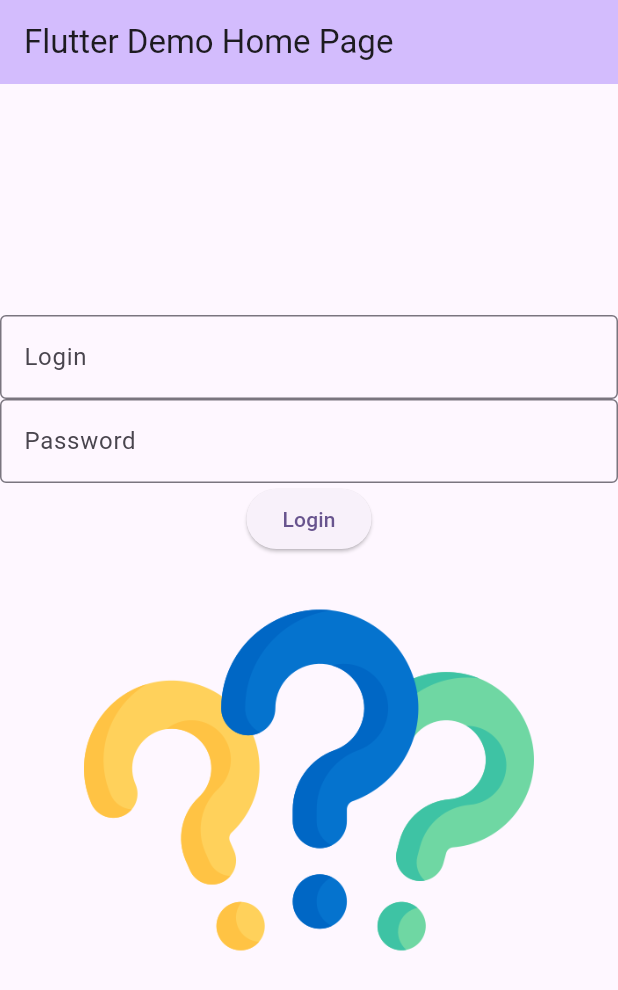
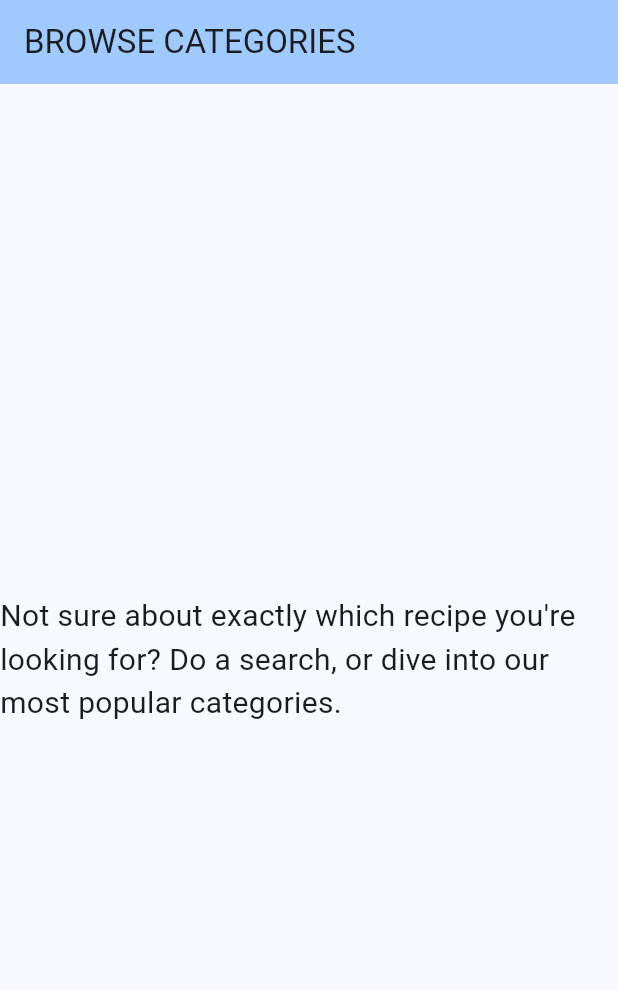
Before and after one commit to sidneytw/my_cst2335_labs, a Flutter app: the screen it shows after launch, on a phone screen of 412 x 824 dp. Shown: the top 990 px of the screen. Run offline on Flutter 3.47's test engine with Material 3 defaults, Android fonts, the phone set to English and light mode, and no system bars.

Commit message:
added title

```diff
--- a/lib/main.dart
+++ b/lib/main.dart
@@ -13,20 +13,8 @@ class MyApp extends StatelessWidget {
     return MaterialApp(
       title: 'Flutter Demo',
       theme: ThemeData(
-        // This is the theme of your application.
-        // TRY THIS: Try running your application with "flutter run". You'll see
-        // the application has a purple toolbar. Then, without quitting the app,
-        // try changing the seedColor in the colorScheme below to Colors.green
-        // and then invoke "hot reload" (save your changes or press the "hot
-        // reload" button in a Flutter-supported IDE, or press "r" if you used
-        // the command line to start the app).
-        // Notice that the counter didn't reset back to zero; the application
-        // state is not lost during the reload. To reset the state, use hot
-        // restart instead.
-        //
-        // This works for code too, not just values: Most code changes can be
-        // tested with just a hot reload.
-        colorScheme: ColorScheme.fromSeed(seedColor: Colors.deepPurple),
+
+        colorScheme: ColorScheme.fromSeed(seedColor: Colors.blue),
         useMaterial3: true,
       ),
       home: const MyHomePage(title: 'Flutter Demo Home Page'),
@@ -35,16 +23,6 @@ class MyApp extends StatelessWidget {
 }
 class MyHomePage extends StatefulWidget {
   const MyHomePage({super.key, required this.title});
-
-  // This widget is the home page of your application. It is stateful, meaning
-  // that it has a State object (defined below) that contains fields that affect
-  // how it looks.
-
-  // This class is the configuration for the state. It holds the values (in this
-  // case the title) provided by the parent (in this case the App widget) and
-  // used by the build method of the State. Fields in a Widget subclass are
-  // always marked "final".
-
   final String title;
 
   @override
@@ -53,77 +31,40 @@ class MyHomePage extends StatefulWidget {
 
 class _MyHomePageState extends State<MyHomePage> {
 
-  final TextEditingController login = new TextEditingController();
-  final TextEditingController password = new TextEditingController();
+
   String imageSource = "images/question-mark.png";
 
-  void _loginClick() {
-    setState(() {
-      if(password.text == "QWERTY123"){
-        imageSource = "images/idea.png";
-      }
-      else{
-        imageSource = "images/stop.png";
-      }
-    });
-  }
+
   @override
   Widget build(BuildContext context) {
-    // This method is rerun every time setState is called, for instance as done
-    // by the _incrementCounter method above.
-    //
-    // The Flutter framework has been optimized to make rerunning build methods
-    // fast, so that you can just rebuild anything that needs updating rather
-    // than having to individually change instances of widgets.
+
     return Scaffold(
       appBar: AppBar(
-        // TRY THIS: Try changing the color here to a specific color (to
-        // Colors.amber, perhaps?) and trigger a hot reload to see the AppBar
-        // change color while the other colors stay the same.
+
         backgroundColor: Theme.of(context).colorScheme.inversePrimary,
-        // Here we take the value from the MyHomePage object that was created by
-        // the App.build method, and use it to set our appbar title.
-        title: Text(widget.title),
+
+        title: Text("BROWSE CATEGORIES"),
       ),
       body: Center(
-        // Center is a layout widget. It takes a single child and positions it
-        // in the middle of the parent.
+
         child: Column(
-          // Column is also a layout widget. It takes a list of children and
-          // arranges them vertically. By default, it sizes itself to fit its
-          // children horizontally, and tries to be as tall as its parent.
-          //
-          // Column has various properties to control how it sizes itself and
-          // how it positions its children. Here we use mainAxisAlignment to
-          // center the children vertically; the main axis here is the vertical
-          // axis because Columns are vertical (the cross axis would be
-          // horizontal).
-          //
-          // TRY THIS: Invoke "debug painting" (choose the "Toggle Debug Paint"
-          // action in the IDE, or press "p" in the console), to see the
-          // wireframe for each widget.
+
           mainAxisAlignment: MainAxisAlignment.center,
           children: <Widget>[
-            TextField(
-                controller: login,
-                decoration: const InputDecoration(
-                  hintText: "Please enter your user name",
-                  labelText: "Login",
-                  border: OutlineInputBorder(),
-                )
-            ),
-            TextField(
-                controller: password,
-                obscureText:
-                true, //hide the password when typing
-                decoration: const InputDecoration(
-                  hintText: "Please enter your password",
-                  labelText: "Password",
-                  border: OutlineInputBorder(),
-                )
-            ),
-            ElevatedButton(onPressed: _loginClick, child: Text("Login")),
-            Image.asset(imageSource, width: 300, height: 300)
+
+            Align(
+                alignment: Alignment.centerLeft,
+                child: Text(
+                  "Not sure about exactly which recipe you're looking for? Do a search, or dive into our most popular categories.",
+                  style: TextStyle(
+                    fontSize: 20,
+                  ),
+                ),
+            )
+
+
+
+
           ],
         ),
       ),
--- a/pubspec.yaml
+++ b/pubspec.yaml
@@ -62,6 +62,12 @@ flutter:
     - images/idea.png
     - images/question-mark.png
     - images/stop.png
+    - images/pexels-catscoming-2942319.jpg
+    - images/pexels-jeshoots-3688.jpg
+    - images/pexels-jill-wellington-1638660-257816.jpg
+    - images/pexels-markusspiske-112781.jpg
+    - images/pexels-pixabay-39521.jpg
+    - images/pexels-valeriya-1251208.jpg
 
   # An image asset can refer to one or more resolution-specific "variants", see
   # https://flutter.dev/to/resolution-aware-images
```
Also changed, not shown: images/pexels-catscoming-2942319.jpg (added), images/pexels-jeshoots-3688.jpg (added), images/pexels-jill-wellington-1638660-257816.jpg (added), images/pexels-markusspiske-112781.jpg (added), images/pexels-pixabay-39521.jpg (added), images/pexels-valeriya-1251208.jpg (added).
